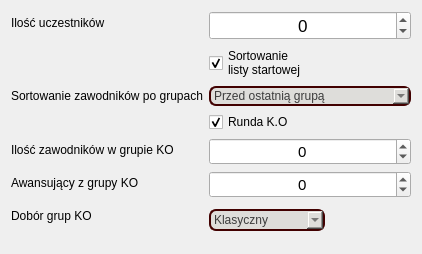
Qt form source/UI/EditorWidgets/RoundInfoEditorWidget.ui (SiekamCebule/sj-sim) before a commit.
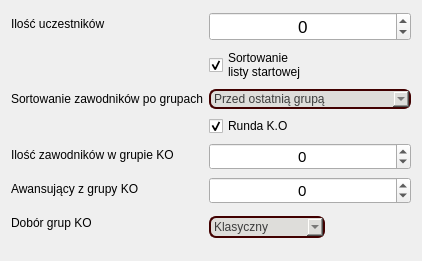
The same form after that commit. Icons and pictures are not drawn.

Diff of the .ui file:
```diff
--- a/source/UI/EditorWidgets/RoundInfoEditorWidget.ui
+++ b/source/UI/EditorWidgets/RoundInfoEditorWidget.ui
@@ -7,7 +7,7 @@
     <x>0</x>
     <y>0</y>
     <width>422</width>
-    <height>254</height>
+    <height>261</height>
    </rect>
   </property>
   <property name="sizePolicy">
```
Left out of the diff: 2 changed lines with no effect on the pictures.
